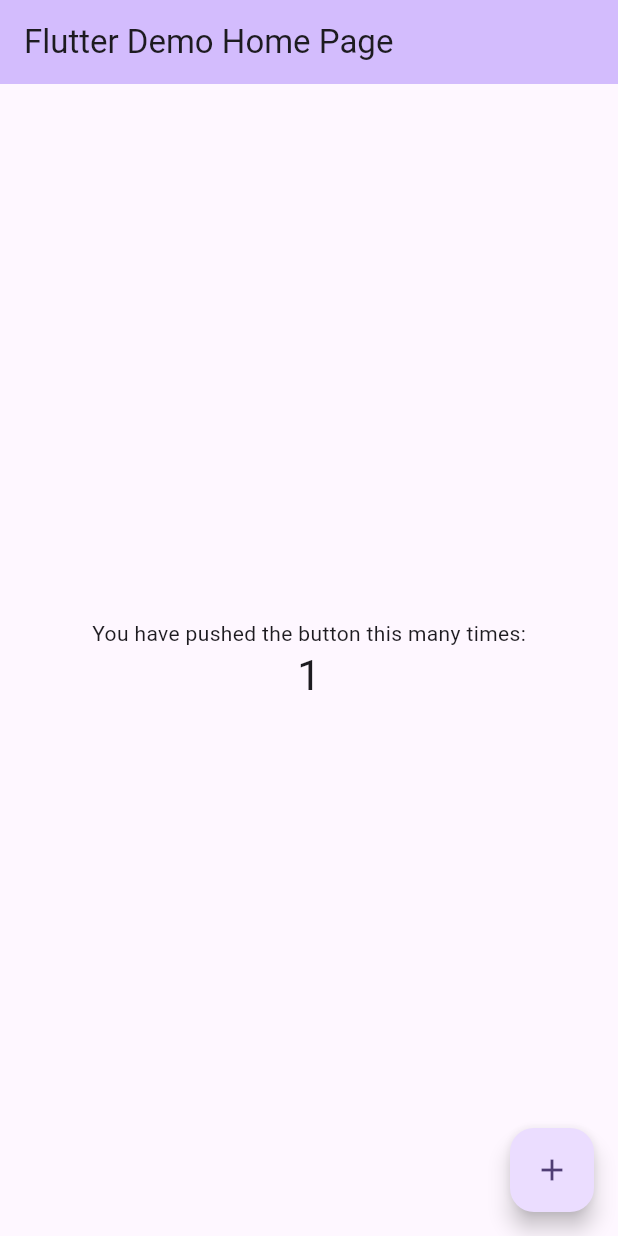
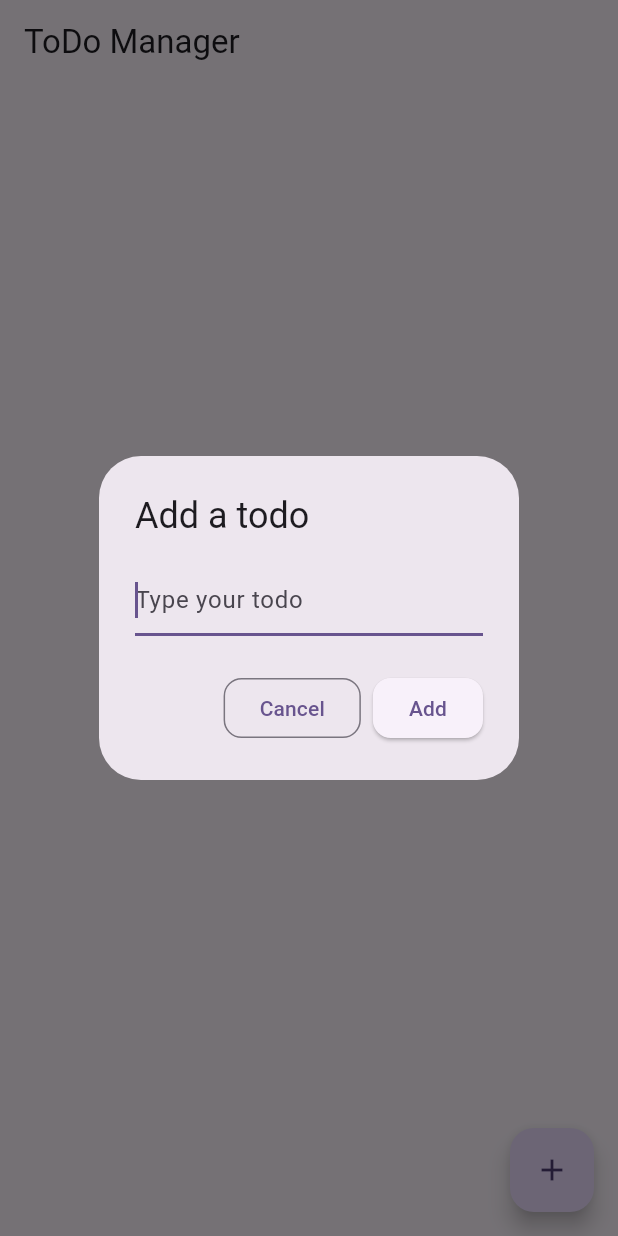
Before and after one commit to nasiim-X/ToDo, a Flutter app: the screen it shows after launch, after a tap on the "add" icon, on a phone screen of 412 x 824 dp. Run offline on Flutter 3.47's test engine with Material 2 defaults, Android fonts, the phone set to English and light mode, and no system bars.

```diff
--- a/ToDo/flutter_application_1/lib/main.dart
+++ b/ToDo/flutter_application_1/lib/main.dart
@@ -1,125 +1,152 @@
 import 'package:flutter/material.dart';
 
 void main() {
-  runApp(const MyApp());
+  runApp(const ToDoApp());
 }
 
-class MyApp extends StatelessWidget {
-  const MyApp({super.key});
+class ToDoApp extends StatelessWidget {
+  const ToDoApp({super.key});
 
-  // This widget is the root of your application.
   @override
   Widget build(BuildContext context) {
     return MaterialApp(
       title: 'Flutter Demo',
       theme: ThemeData(
-        // This is the theme of your application.
-        //
-        // TRY THIS: Try running your application with "flutter run". You'll see
-        // the application has a blue toolbar. Then, without quitting the app,
-        // try changing the seedColor in the colorScheme below to Colors.green
-        // and then invoke "hot reload" (save your changes or press the "hot
-        // reload" button in a Flutter-supported IDE, or press "r" if you used
-        // the command line to start the app).
-        //
-        // Notice that the counter didn't reset back to zero; the application
-        // state is not lost during the reload. To reset the state, use hot
-        // restart instead.
-        //
-        // This works for code too, not just values: Most code changes can be
-        // tested with just a hot reload.
         colorScheme: ColorScheme.fromSeed(seedColor: Colors.deepPurple),
         useMaterial3: true,
       ),
-      home: const MyHomePage(title: 'Flutter Demo Home Page'),
+      home: const ToDoList(title: 'ToDo Manager'),
     );
   }
 }
 
-class MyHomePage extends StatefulWidget {
-  const MyHomePage({super.key, required this.title});
-
-  // This widget is the home page of your application. It is stateful, meaning
-  // that it has a State object (defined below) that contains fields that affect
-  // how it looks.
-
-  // This class is the configuration for the state. It holds the values (in this
-  // case the title) provided by the parent (in this case the App widget) and
-  // used by the build method of the State. Fields in a Widget subclass are
-  // always marked "final".
+class ToDoList extends StatefulWidget {
+  const ToDoList({super.key, required this.title});
 
   final String title;
 
   @override
-  State<MyHomePage> createState() => _MyHomePageState();
+  State<ToDoList> createState() => _ToDoListState();
 }
 
-class _MyHomePageState extends State<MyHomePage> {
-  int _counter = 0;
+class _ToDoListState extends State<ToDoList> {
+  final List<Todo> _todos = <Todo>[];
+  final TextEditingController _textFieldController = TextEditingController();
 
-  void _incrementCounter() {
+  void _addTodoItem(String name) {
     setState(() {
-      // This call to setState tells the Flutter framework that something has
-      // changed in this State, which causes it to rerun the build method below
-      // so that the display can reflect the updated values. If we changed
-      // _counter without calling setState(), then the build method would not be
-      // called again, and so nothing would appear to happen.
-      _counter++;
+      _todos.add(Todo(name: name, completed: false));
     });
+    _textFieldController.clear();
+  }
+
+  Future<void> _displayDialog() async {
+    return showDialog<void>(
+      context: context,
+      //T: false,
+      builder: (BuildContext context) {
+        return AlertDialog(
+          title: const Text('Add a todo'),
+          content: TextField(
+            controller: _textFieldController,
+            decoration: const InputDecoration(hintText: 'Type your todo'),
+            autofocus: true,
+          ),
+          actions: <Widget>[
+            OutlinedButton(
+              style: OutlinedButton.styleFrom(
+                shape: RoundedRectangleBorder(
+                  borderRadius: BorderRadius.circular(12),
+                ),
+              ),
+              onPressed: () {
+                Navigator.of(context).pop();
+              },
+              child: const Text('Cancel'),
+            ),
+            ElevatedButton(
+              style: ElevatedButton.styleFrom(
+                shape: RoundedRectangleBorder(
+                  borderRadius: BorderRadius.circular(12),
+                ),
+              ),
+              onPressed: () {
+                Navigator.of(context).pop();
+                _addTodoItem(_textFieldController.text);
+              },
+              child: const Text('Add'),
+            ),
+          ],
+        );
+      },
+    );
   }
 
   @override
   Widget build(BuildContext context) {
-    // This method is rerun every time setState is called, for instance as done
-    // by the _incrementCounter method above.
-    //
-    // The Flutter framework has been optimized to make rerunning build methods
-    // fast, so that you can just rebuild anything that needs updating rather
-    // than having to individually change instances of widgets.
     return Scaffold(
       appBar: AppBar(
-        // TRY THIS: Try changing the color here to a specific color (to
-        // Colors.amber, perhaps?) and trigger a hot reload to see the AppBar
-        // change color while the other colors stay the same.
-        backgroundColor: Theme.of(context).colorScheme.inversePrimary,
-        // Here we take the value from the MyHomePage object that was created by
-        // the App.build method, and use it to set our appbar title.
         title: Text(widget.title),
       ),
       body: Center(
-        // Center is a layout widget. It takes a single child and positions it
-        // in the middle of the parent.
         child: Column(
-          // Column is also a layout widget. It takes a list of children and
-          // arranges them vertically. By default, it sizes itself to fit its
-          // children horizontally, and tries to be as tall as its parent.
-          //
-          // Column has various properties to control how it sizes itself and
-          // how it positions its children. Here we use mainAxisAlignment to
-          // center the children vertically; the main axis here is the vertical
-          // axis because Columns are vertical (the cross axis would be
-          // horizontal).
-          //
-          // TRY THIS: Invoke "debug painting" (choose the "Toggle Debug Paint"
-          // action in the IDE, or press "p" in the console), to see the
-          // wireframe for each widget.
           mainAxisAlignment: MainAxisAlignment.center,
-          children: <Widget>[
-            const Text(
-              'You have pushed the button this many times:',
-            ),
-            Text(
-              '$_counter',
-              style: Theme.of(context).textTheme.headlineMedium,
-            ),
-          ],
+          children: <Widget>[],
         ),
       ),
       floatingActionButton: FloatingActionButton(
-        onPressed: _incrementCounter,
-        tooltip: 'Increment',
+        onPressed: () => _displayDialog(),
+        tooltip: 'Add a Todo',
         child: const Icon(Icons.add),
-      ), // This trailing comma makes auto-formatting nicer for build methods.
+      ),
     );
   }
 }
+
+class Todo {
+  Todo({required this.name, required this.completed});
+  String name;
+  bool completed;
+}
+
+class TodoItem extends StatelessWidget {
+  TodoItem({required this.todo}) : super(key: ObjectKey(todo));
+
+  final Todo todo;
+
+  TextStyle? _getTextStyle(bool checked) {
+    if (!checked) return null;
+
+    return const TextStyle(
+      color: Colors.black54,
+      decoration: TextDecoration.lineThrough,
+    );
+  }
+
+  @override
+  Widget build(BuildContext context) {
+    return ListTile(
+      onTap: () {},
+      leading: Checkbox(
+        checkColor: Colors.greenAccent,
+        activeColor: Colors.red,
+        value: todo.completed,
+        onChanged: (value) {},
+      ),
+      title: Row(children: <Widget>[
+        Expanded(
+          child: Text(todo.name, style: _getTextStyle(todo.completed)),
+        ),
+        IconButton(
+          iconSize: 30,
+          icon: const Icon(
+            Icons.delete,
+            color: Colors.red,
+          ),
+          alignment: Alignment.centerRight,
+          onPressed: () {},
+        ),
+      ]),
+    );
+  }
+}
```
Also changed, not shown: 1 other file.
